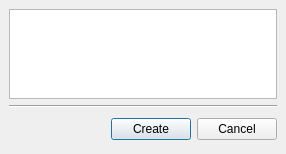
This is qshaderedit/src/newdialog.ui in castano/qshaderedit as Qt 5 draws it before an edit. The edited form follows.
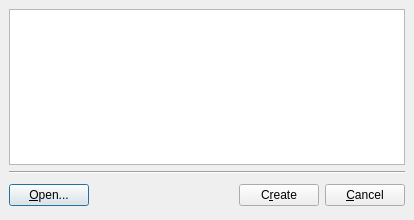
This is the edited form.

Commit message: Added "Open..." button to the new dialog (similar to Qt designer's new dialog)

The edit to the form file:
```diff
--- a/qshaderedit/src/newdialog.ui
+++ b/qshaderedit/src/newdialog.ui
@@ -8,8 +8,8 @@
    <rect>
     <x>0</x>
     <y>0</y>
-    <width>286</width>
-    <height>154</height>
+    <width>414</width>
+    <height>220</height>
    </rect>
   </property>
   <property name="windowTitle" >
@@ -46,6 +46,13 @@
      <property name="spacing" >
       <number>6</number>
      </property>
+     <item>
+      <widget class="QPushButton" name="openButton" >
+       <property name="text" >
+        <string>&amp;Open...</string>
+       </property>
+      </widget>
+     </item>
      <item>
       <spacer>
        <property name="orientation" >
@@ -62,14 +69,14 @@
      <item>
       <widget class="QPushButton" name="okButton" >
        <property name="text" >
-        <string>Create</string>
+        <string>C&amp;reate</string>
        </property>
       </widget>
      </item>
      <item>
       <widget class="QPushButton" name="cancelButton" >
        <property name="text" >
-        <string>Cancel</string>
+        <string>&amp;Cancel</string>
        </property>
       </widget>
      </item>
```
Left out of the diff: 8 changed lines with no effect on the pictures. The commit also changes 3 other files.
